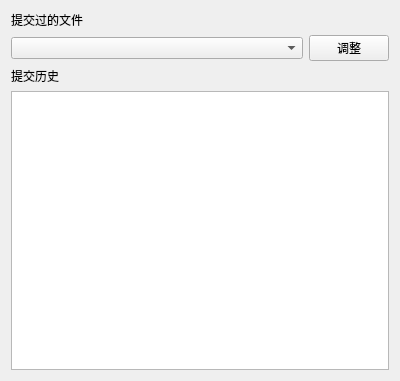
The window that FileBackup/ui/FileBackupView.ui (3548848289/SmartDesk) describes before a commit, drawn with Qt 5.
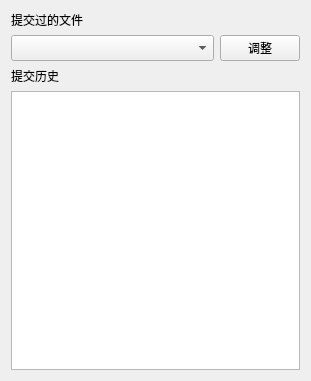
The same window after the commit.

What changed in the file:
```diff
--- a/FileBackup/ui/FileBackupView.ui
+++ b/FileBackup/ui/FileBackupView.ui
@@ -6,7 +6,7 @@
    <rect>
     <x>0</x>
     <y>0</y>
-    <width>400</width>
+    <width>311</width>
     <height>381</height>
    </rect>
   </property>
@@ -14,17 +14,23 @@
    <string>Form</string>
   </property>
   <layout class="QGridLayout" name="gridLayout">
-   <item row="0" column="0">
-    <widget class="QLabel" name="label_2">
-     <property name="text">
-      <string>提交过的文件</string>
-     </property>
-    </widget>
-   </item>
-   <item row="3" column="0">
-    <layout class="QHBoxLayout" name="horizontalLayout_3" stretch="7,0">
+   <item row="1" column="0">
+    <layout class="QHBoxLayout" name="horizontalLayout" stretch="4,1">
      <item>
-      <widget class="QComboBox" name="fileListComboBox"/>
+      <widget class="QComboBox" name="fileListComboBox">
+       <property name="sizePolicy">
+        <sizepolicy hsizetype="Expanding" vsizetype="Preferred">
+         <horstretch>0</horstretch>
+         <verstretch>0</verstretch>
+        </sizepolicy>
+       </property>
+       <property name="maximumSize">
+        <size>
+         <width>16777215</width>
+         <height>16777215</height>
+        </size>
+       </property>
+      </widget>
      </item>
      <item>
       <widget class="QPushButton" name="pushButton">
@@ -32,7 +38,7 @@
         <bool>true</bool>
        </property>
        <property name="sizePolicy">
-        <sizepolicy hsizetype="Expanding" vsizetype="Fixed">
+        <sizepolicy hsizetype="Fixed" vsizetype="Preferred">
          <horstretch>0</horstretch>
          <verstretch>0</verstretch>
         </sizepolicy>
@@ -44,20 +50,33 @@
      </item>
     </layout>
    </item>
-   <item row="5" column="0">
-    <widget class="QLabel" name="label">
-     <property name="text">
-      <string>提交历史</string>
-     </property>
-    </widget>
-   </item>
-   <item row="6" column="0">
+   <item row="8" column="0">
     <widget class="QListWidget" name="backupList">
+     <property name="sizePolicy">
+      <sizepolicy hsizetype="Expanding" vsizetype="Expanding">
+       <horstretch>0</horstretch>
+       <verstretch>0</verstretch>
+      </sizepolicy>
+     </property>
      <property name="spacing">
       <number>8</number>
      </property>
     </widget>
    </item>
+   <item row="7" column="0">
+    <widget class="QLabel" name="label">
+     <property name="text">
+      <string>提交历史</string>
+     </property>
+    </widget>
+   </item>
+   <item row="0" column="0">
+    <widget class="QLabel" name="label_2">
+     <property name="text">
+      <string>提交过的文件</string>
+     </property>
+    </widget>
+   </item>
   </layout>
  </widget>
  <resources/>
```
